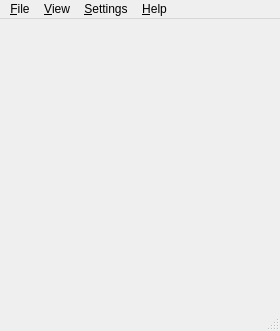
Qt form src/ui/mainwindow.ui (hakaishi/nobleNote) before a commit.
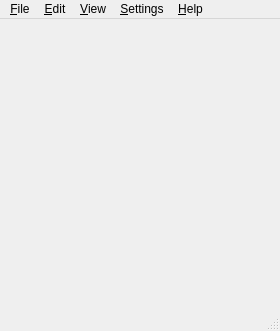
The same form after that commit. Icons and pictures are not drawn.

```diff
--- a/src/ui/mainwindow.ui
+++ b/src/ui/mainwindow.ui
@@ -30,7 +30,7 @@
      <x>0</x>
      <y>0</y>
      <width>280</width>
-     <height>21</height>
+     <height>25</height>
     </rect>
    </property>
    <widget class="QMenu" name="menuFile">
@@ -57,8 +57,22 @@
      <string>&amp;View</string>
     </property>
     <addaction name="actionShowToolbar"/>
+    <addaction name="actionHistory"/>
+   </widget>
+   <widget class="QMenu" name="menu_Edit">
+    <property name="title">
+     <string>&amp;Edit</string>
+    </property>
+    <addaction name="actionNew_folder"/>
+    <addaction name="actionRename_folder"/>
+    <addaction name="actionDelete_folder"/>
+    <addaction name="separator"/>
+    <addaction name="actionNew_note"/>
+    <addaction name="actionRename_note"/>
+    <addaction name="actionDelete_note"/>
    </widget>
    <addaction name="menuFile"/>
+   <addaction name="menu_Edit"/>
    <addaction name="menu_View"/>
    <addaction name="menu_Settings"/>
    <addaction name="menu_Help"/>
```
Left out of the diff: 83 changed lines with no effect on the pictures.
